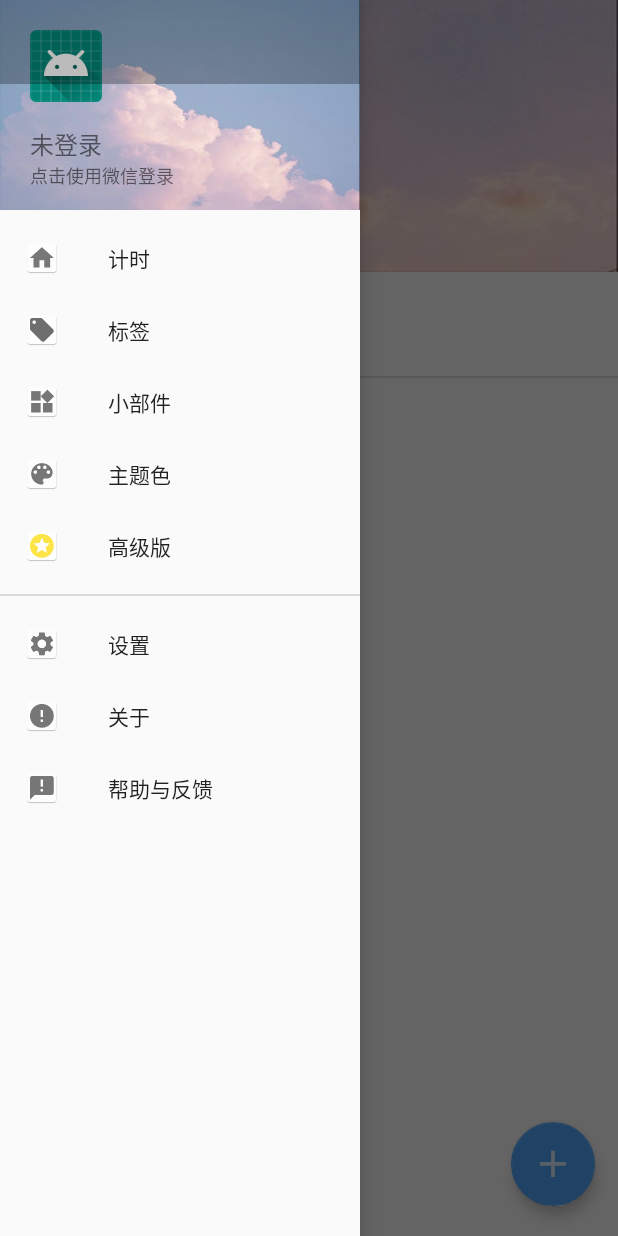
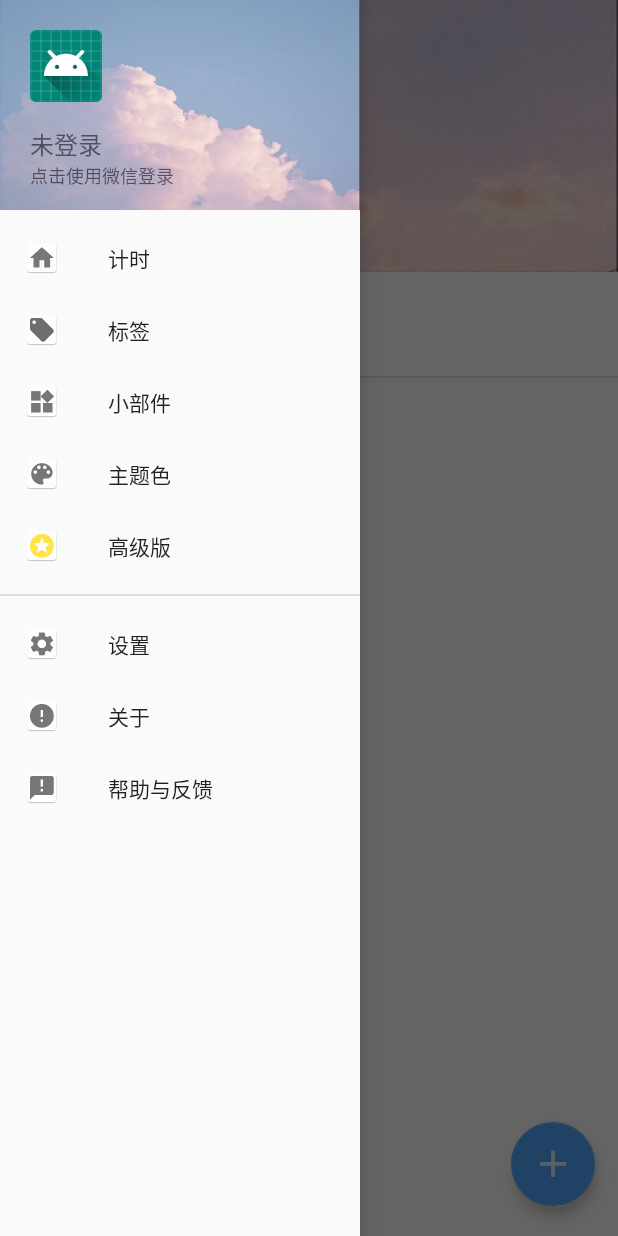
Before and after one commit to akanepink/iTime, an Android app: the MainActivity screen opened directly, with no data from a screen before it, with the side drawer open, on a phone screen of 412 x 824 dp. Run offline under Robolectric (Android 15) with nearby library versions, the phone set to English and light mode, and no system bars.

Commit message:
消除NavigationView顶部的笼罩层阴影 修改NavigationView的insetForeground属性

```diff
--- a/app/src/main/java/com/example/itime/EventEditActivity.java
+++ b/app/src/main/java/com/example/itime/EventEditActivity.java
@@ -193,6 +193,7 @@ public class EventEditActivity extends AppCompatActivity implements View.OnClick
         {
             e.printStackTrace();
         }
+        buttonDate.setText("日期\n"+this.year+"年"+(month+1)+"月"+day+"日");
     }
 
 
--- a/app/src/main/res/layout/activity_main.xml
+++ b/app/src/main/res/layout/activity_main.xml
@@ -84,6 +84,7 @@
         android:layout_gravity="left"
         android:fitsSystemWindows="true"
         app:headerLayout="@layout/header_layout"
-        app:menu="@menu/new_menu"/>
+        app:menu="@menu/new_menu"
+        app:insetForeground="@color/transparent"/>
 
 </androidx.drawerlayout.widget.DrawerLayout>
```
